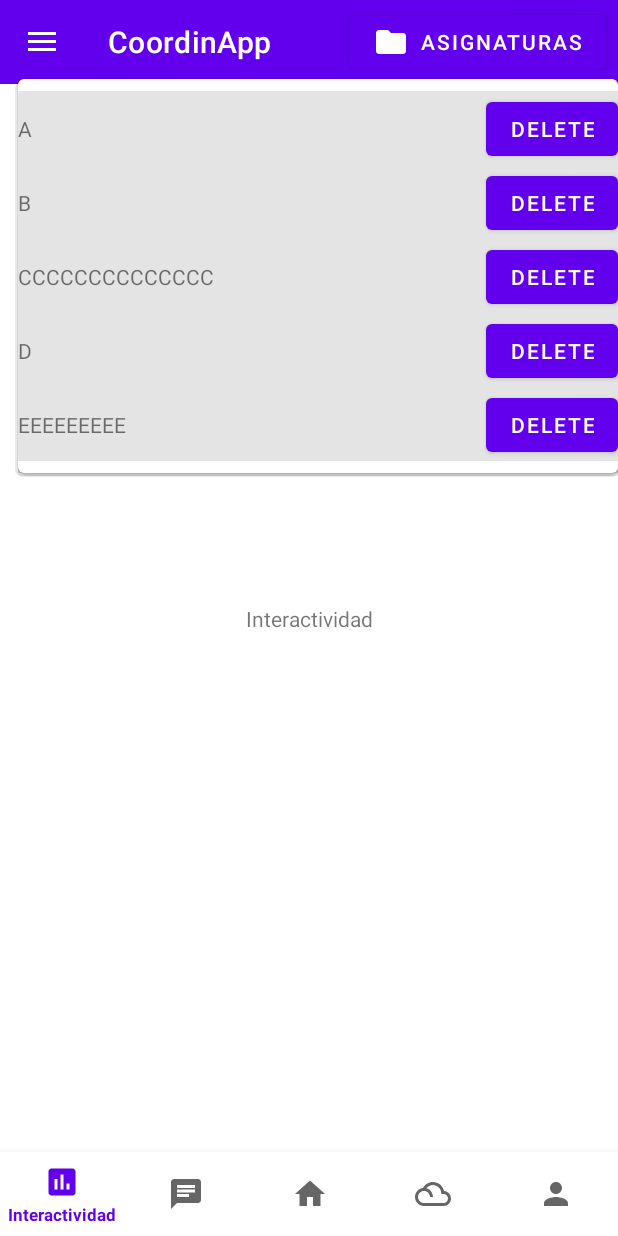
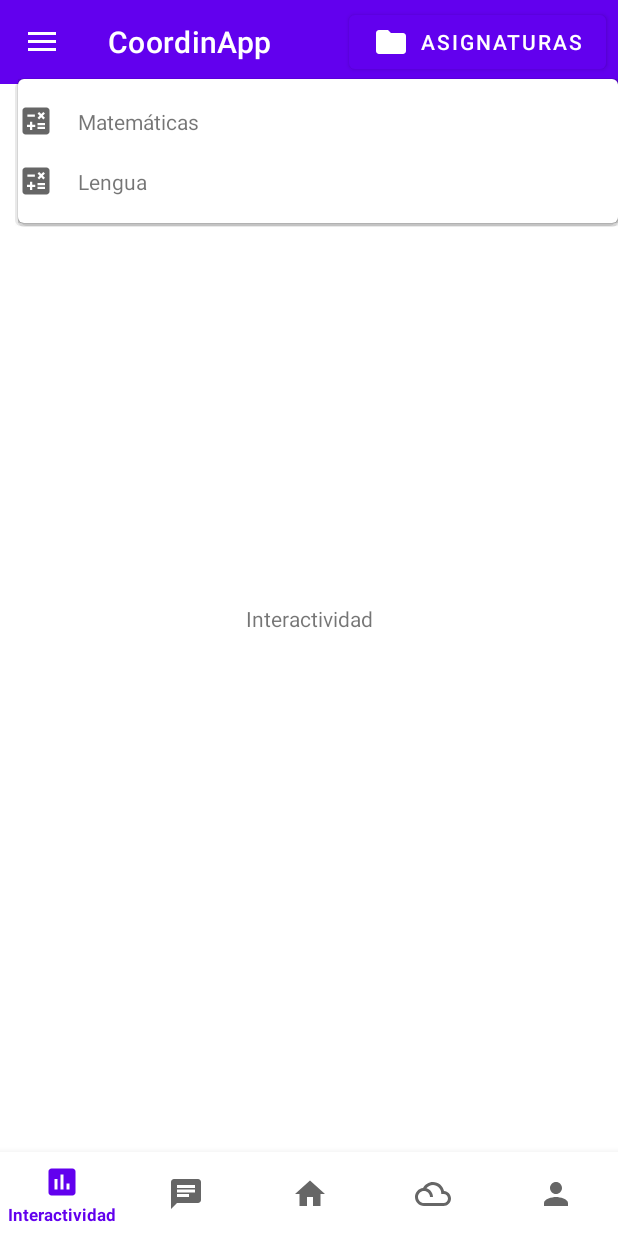
Before and after one commit to marmatsan/CoordinApp, an Android app: the screen it shows after launch (MainActivity), after a tap on "ASIGNATURAS", on a phone screen of 412 x 824 dp. Run offline under Robolectric (Android 15) with nearby library versions, the light colour scheme and no system bars.

Commit message:
change menu

```diff
--- a/app/src/main/java/com/elcazadordebaterias/coordinapp/activities/MainActivity.java
+++ b/app/src/main/java/com/elcazadordebaterias/coordinapp/activities/MainActivity.java
@@ -19,7 +19,7 @@ import com.elcazadordebaterias.coordinapp.fragments.HomeFragment;
 import com.elcazadordebaterias.coordinapp.fragments.InteractivityFragment;
 import com.elcazadordebaterias.coordinapp.fragments.ProfileFragment;
 import com.elcazadordebaterias.coordinapp.R;
-import com.elcazadordebaterias.coordinapp.utils.ListPopupWindowAdapter;
+import com.elcazadordebaterias.coordinapp.adapters.ListPopupWindowAdapter;
 import com.google.android.material.bottomnavigation.BottomNavigationView;
 
 import java.util.ArrayList;
@@ -81,22 +81,13 @@ public class MainActivity extends AppCompatActivity {
 
     private void showListPopupWindow(View anchorView) {
         final ListPopupWindow listPopupWindow = new ListPopupWindow(this);
-        listPopupWindow.setWidth(600);
+        listPopupWindow.setWidth(600); //TODO: Change to something better
         List<String> sampleData = new ArrayList<>();
-        sampleData.add("A");
-        sampleData.add("B");
-        sampleData.add("CCCCCCCCCCCCCC");
-        sampleData.add("D");
-        sampleData.add("EEEEEEEEE");
+        sampleData.add("Matemáticas");
+        sampleData.add("Lengua");
 
         listPopupWindow.setAnchorView(anchorView);
-        ListPopupWindowAdapter listPopupWindowAdapter = new ListPopupWindowAdapter(this, sampleData, new ListPopupWindowAdapter.OnClickDeleteButtonListener() {
-            @Override
-            public void onClickDeleteButton(int position) {
-                Toast.makeText(MainActivity.this, "Click delete " + position, Toast.LENGTH_SHORT).show();
-                listPopupWindow.dismiss();
-            }
-        });
+        ListPopupWindowAdapter listPopupWindowAdapter = new ListPopupWindowAdapter(this, sampleData);
         listPopupWindow.setAdapter(listPopupWindowAdapter);
         listPopupWindow.show();
     }
--- a/app/src/main/java/com/elcazadordebaterias/coordinapp/utils/ListPopupWindowAdapter.java
+++ b/app/src/main/java/com/elcazadordebaterias/coordinapp/adapters/ListPopupWindowAdapter.java
@@ -1,4 +1,4 @@
-package com.elcazadordebaterias.coordinapp.utils;
+package com.elcazadordebaterias.coordinapp.adapters;
 
 import android.app.Activity;
 import android.view.LayoutInflater;
@@ -6,6 +6,7 @@ import android.view.View;
 import android.view.ViewGroup;
 import android.widget.BaseAdapter;
 import android.widget.Button;
+import android.widget.ImageView;
 import android.widget.TextView;
 
 import androidx.annotation.NonNull;
@@ -16,15 +17,13 @@ import java.util.List;
 
 public class ListPopupWindowAdapter extends BaseAdapter {
     private Activity mActivity;
-    private List<String> mDataSource = new ArrayList<>();
+    private List<String> mDataSource;
     private LayoutInflater layoutInflater;
-    private OnClickDeleteButtonListener clickDeleteButtonListener;
 
-    public ListPopupWindowAdapter(Activity activity, List<String> dataSource, @NonNull OnClickDeleteButtonListener clickDeleteButtonListener){
+    public ListPopupWindowAdapter(Activity activity, List<String> dataSource){
         this.mActivity = activity;
         this.mDataSource = dataSource;
         layoutInflater = mActivity.getLayoutInflater();
-        this.clickDeleteButtonListener = clickDeleteButtonListener;
     }
 
     @Override
@@ -47,28 +46,23 @@ public class ListPopupWindowAdapter extends BaseAdapter {
         ViewHolder holder;
         if(convertView == null){
             holder = new ViewHolder();
-            convertView = layoutInflater.inflate(R.layout.item_list_popup_window, null);
-            holder.tvTitle = (TextView) convertView.findViewById(R.id.text_title);
-            holder.btnDelete = (Button) convertView.findViewById(R.id.button_delete);
+            convertView = layoutInflater.inflate(R.layout.list_popup_window_item, null);
+            holder.subject_icon = (ImageView) convertView.findViewById(R.id.subject_icon);
+            holder.subject_name = (TextView) convertView.findViewById(R.id.subject_name);
             convertView.setTag(holder);
         }else{
             holder = (ViewHolder) convertView.getTag();
         }
 
         // bind data
-        holder.tvTitle.setText(getItem(position));
-        holder.btnDelete.setOnClickListener(new View.OnClickListener() {
-            @Override
-            public void onClick(View v) {
-                clickDeleteButtonListener.onClickDeleteButton(position);
-            }
-        });
+        holder.subject_icon.setImageResource(R.drawable.ic_baseline_calculate_24);
+        holder.subject_name.setText(getItem(position));
         return convertView;
     }
 
     public class ViewHolder{
-        private TextView tvTitle;
-        private Button btnDelete;
+        private ImageView subject_icon;
+        private TextView subject_name;
     }
 
     // interface to return callback to activity
--- /dev/null
+++ b/app/src/main/res/drawable/ic_baseline_calculate_24.xml
@@ -0,0 +1,10 @@
+<vector xmlns:android="http://schemas.android.com/apk/res/android"
+    android:width="24dp"
+    android:height="24dp"
+    android:viewportWidth="24"
+    android:viewportHeight="24"
+    android:tint="?attr/colorControlNormal">
+  <path
+      android:fillColor="@android:color/white"
+      android:pathData="M19,3H5C3.9,3 3,3.9 3,5v14c0,1.1 0.9,2 2,2h14c1.1,0 2,-0.9 2,-2V5C21,3.9 20.1,3 19,3zM13.03,7.06L14.09,6l1.41,1.41L16.91,6l1.06,1.06l-1.41,1.41l1.41,1.41l-1.06,1.06L15.5,9.54l-1.41,1.41l-1.06,-1.06l1.41,-1.41L13.03,7.06zM6.25,7.72h5v1.5h-5V7.72zM11.5,16h-2v2H8v-2H6v-1.5h2v-2h1.5v2h2V16zM18,17.25h-5v-1.5h5V17.25zM18,14.75h-5v-1.5h5V14.75z"/>
+</vector>
--- a/app/src/main/res/layout/item_list_popup_window.xml
+++ /dev/null
@@ -1,22 +0,0 @@
-<?xml version="1.0" encoding="utf-8"?>
-<LinearLayout xmlns:android="http://schemas.android.com/apk/res/android"
-    android:layout_width="match_parent"
-    android:layout_height="wrap_content"
-    android:background="#e4e4e4"
-    android:paddingTop="1dp"
-    android:orientation="horizontal">
-
-    <TextView
-        android:id="@+id/text_title"
-        android:layout_width="0dp"
-        android:layout_height="wrap_content"
-        android:layout_gravity="center"
-        android:layout_weight="1" />
-
-    <Button
-        android:id="@+id/button_delete"
-        android:layout_width="wrap_content"
-        android:layout_height="wrap_content"
-        android:text="Delete" />
-
-</LinearLayout>
--- /dev/null
+++ b/app/src/main/res/layout/list_popup_window_item.xml
@@ -0,0 +1,32 @@
+<?xml version="1.0" encoding="utf-8"?>
+<androidx.constraintlayout.widget.ConstraintLayout xmlns:android="http://schemas.android.com/apk/res/android"
+    xmlns:app="http://schemas.android.com/apk/res-auto"
+    android:layout_width="match_parent"
+    android:layout_height="wrap_content"
+    style="@style/Widget.MaterialComponents.PopupMenu.ListPopupWindow">
+
+    <ImageView
+        android:id="@+id/subject_icon"
+        android:layout_width="wrap_content"
+        android:layout_height="wrap_content"
+        android:layout_marginTop="8dp"
+        android:layout_marginEnd="8dp"
+        android:layout_marginBottom="8dp"
+        android:src="@drawable/ic_baseline_calculate_24"
+        app:layout_constraintBottom_toBottomOf="parent"
+        app:layout_constraintEnd_toStartOf="@+id/subject_name"
+        app:layout_constraintStart_toStartOf="parent"
+        app:layout_constraintTop_toTopOf="parent" />
+
+    <TextView
+        android:id="@+id/subject_name"
+        android:layout_width="0dp"
+        android:layout_height="wrap_content"
+        android:layout_marginStart="8dp"
+        android:text="@string/placeholder"
+        app:layout_constraintBottom_toBottomOf="parent"
+        app:layout_constraintEnd_toEndOf="parent"
+        app:layout_constraintStart_toEndOf="@+id/subject_icon"
+        app:layout_constraintTop_toTopOf="parent" />
+
+</androidx.constraintlayout.widget.ConstraintLayout>
```
Also changed, not shown: app/src/main/res/drawable/ic_baseline_computer_24.xml (added, +10 -0 lines), app/src/main/res/drawable/ic_baseline_menu_book_24.xml (added, +19 -0 lines).
